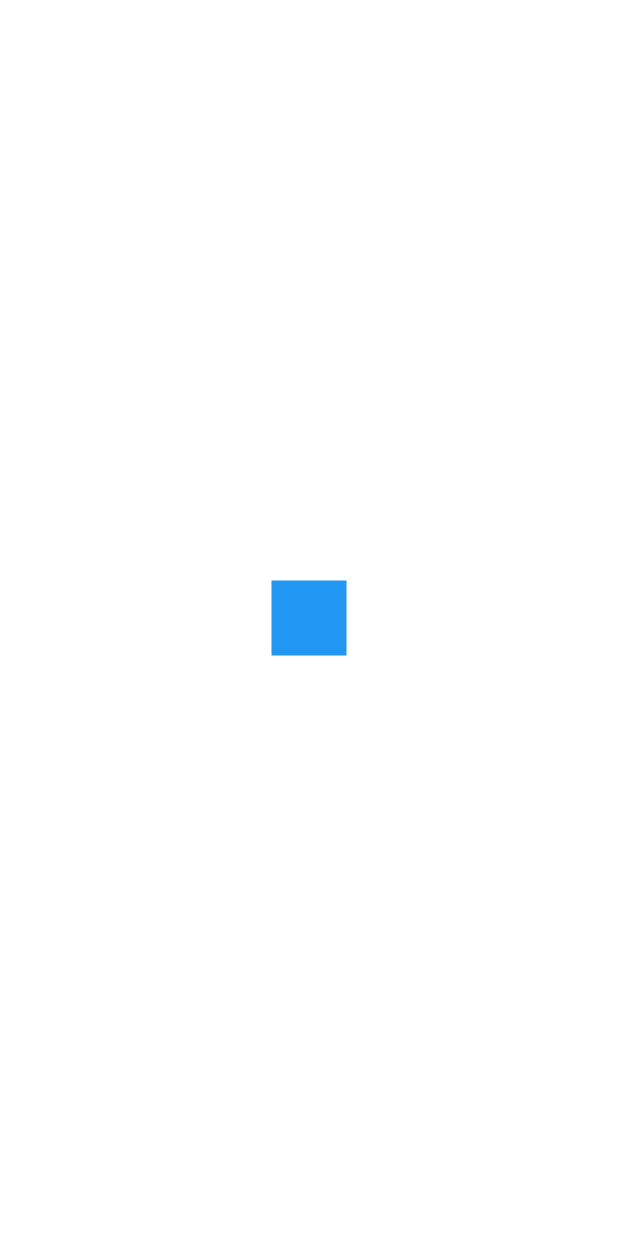
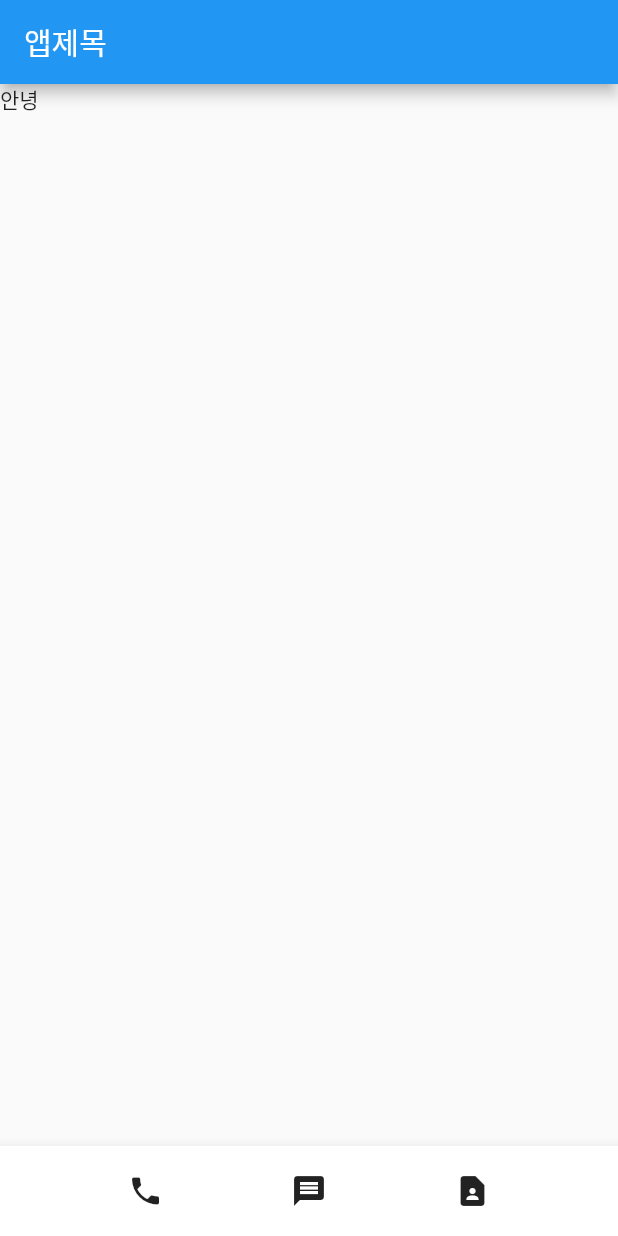
Before and after one commit to sunm-in/Learning_Flutter, a Flutter app: the screen it shows after launch, on a phone screen of 412 x 824 dp. Run offline on Flutter 3.47's test engine with Material 2 defaults, Android fonts, the phone set to English and light mode, and no system bars.

Commit message:
Scaffold

```diff
--- a/contact/lib/main.dart
+++ b/contact/lib/main.dart
@@ -10,8 +10,25 @@ class MyApp extends StatelessWidget {
   @override
   Widget build(BuildContext context) {
     return MaterialApp(
-      home: Center(
-        child: Container( width: 50, height: 50, color: Colors.blue, ),
+      home: Scaffold(
+        appBar: AppBar(
+          title: Text('앱제목'),
+          centerTitle: false,
+        ),
+        body: Text('안녕'),
+        bottomNavigationBar: BottomAppBar(
+            child: SizedBox(
+              height: 60,
+              child: Row(
+                mainAxisAlignment: MainAxisAlignment.spaceEvenly,
+                children: [
+                  Icon(Icons.phone),
+                  Icon(Icons.message),
+                  Icon(Icons.contact_page),
+                ],
+              ),
+            ),
+        )
       ),
     );
   }
```
